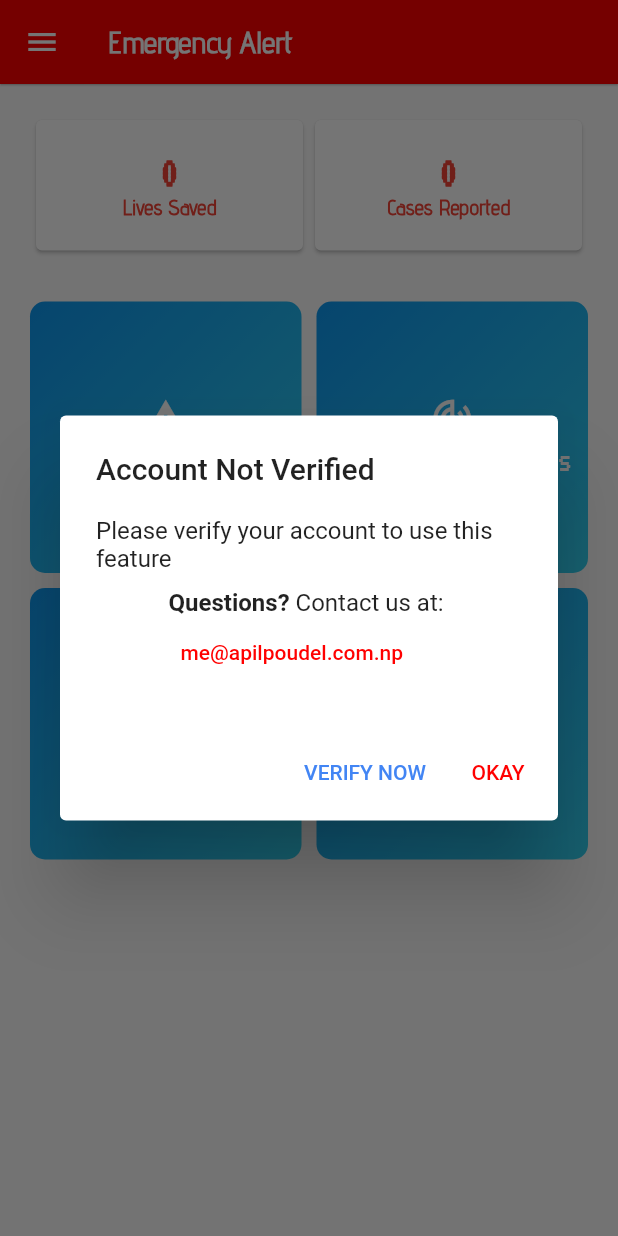
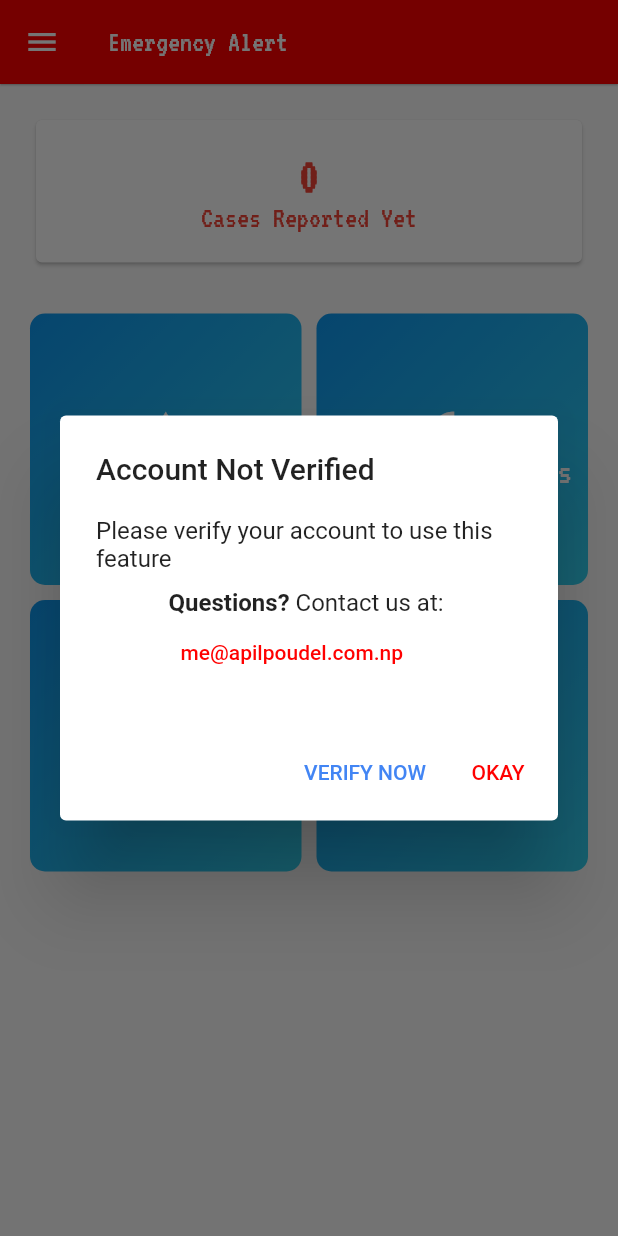
Before and after one commit to apilsamrat/emergencyaccidentalert, a Flutter app: the screen it shows after launch, after a tap on "Login with Facebook", after a tap on "Report a Case", on a phone screen of 412 x 824 dp. Run offline on Flutter 3.47's test engine with Material 2 defaults, Android fonts, the phone set to English and light mode, and no system bars; drawn by our look-alikes of animated_flip_counter; our stand-ins replace cloud_firestore, file_picker, firebase_auth, firebase_core, firebase_storage, location and 1 more; missing offline and left inert: onesignal_flutter; accounts and stored records are empty; network calls fail.

Commit message:
Track Reports Page design created and other minor changes

```diff
--- a/lib/layouts/home.dart
+++ b/lib/layouts/home.dart
@@ -4,9 +4,11 @@ import 'package:emergencyalert/layouts/drawer.dart';
 import 'package:emergencyalert/layouts/profile.dart';
 import 'package:emergencyalert/layouts/report.dart';
 import 'package:emergencyalert/layouts/toaster.dart';
+import 'package:emergencyalert/layouts/track_reports.dart';
 import 'package:emergencyalert/layouts/verify.dart';
 import 'package:emergencyalert/resources/colors.dart';
 import 'package:firebase_auth/firebase_auth.dart';
+import 'package:flutter/cupertino.dart';
 import 'package:flutter/material.dart';
 import 'package:flutter/services.dart';
 import 'package:location/location.dart';
@@ -15,10 +17,9 @@ import 'package:url_launcher/url_launcher_string.dart';
 
 import '../resources/screen_sizes.dart';
 
-bool _isAccountVerified = false;
-bool _isVerificationRequestSent = false;
+bool? _isAccountVerified;
+bool? _isVerificationRequestSent;
 
-int lifeSaved = 0;
 int caseReported = 0;
 
 PermissionStatus _isLocationPermissionGranted = PermissionStatus.denied;
@@ -50,7 +51,7 @@ class _HomePageState extends State<HomePage> {
         context: context,
         builder: (context) => AlertDialog(
               title: const Text("Are you sure?"),
-              content: const Text("Do you want to exit and logout?"),
+              content: const Text("Do you want to exit?"),
               actions: <Widget>[
                 TextButton(
                   child: const Text("No"),
@@ -132,11 +133,6 @@ class _HomePageState extends State<HomePage> {
     FirebaseFirestore.instance.collection("reports").get().then((value) {
       setState(() {
         caseReported = value.docs.length;
-      });
-    });
-    FirebaseFirestore.instance.collection("savedReports").get().then((value) {
-      setState(() {
-        lifeSaved = value.docs.length;
       });
     });
   }
@@ -290,44 +286,18 @@ class _HomePageState extends State<HomePage> {
                                     children: [
                                       AnimatedFlipCounter(
                                           duration: const Duration(seconds: 2),
-                                          value: lifeSaved,
-                                          textStyle: TextStyle(
-                                              fontFamily: "vt323",
-                                              fontSize: 30,
-                                              color: lightRed,
-                                              fontWeight: FontWeight.bold)),
-                                      Text("Lives Saved",
-                                          style: TextStyle(
-                                              fontFamily: "adventPro",
-                                              color: lightRed,
-                                              fontWeight: FontWeight.bold)),
-                                    ]),
-                              ),
-                            ),
-                          ),
-                        ),
-                        Expanded(
-                          flex: 1,
-                          child: SizedBox(
-                            child: Card(
-                              child: Container(
-                                padding: const EdgeInsets.all(20),
-                                child: Column(
-                                    mainAxisAlignment: MainAxisAlignment.center,
-                                    children: [
-                                      AnimatedFlipCounter(
-                                          duration: const Duration(seconds: 2),
                                           value: caseReported,
                                           textStyle: TextStyle(
                                               fontFamily: "vt323",
-                                              fontSize: 30,
+                                              fontSize: 35,
                                               color: lightRed,
                                               fontWeight: FontWeight.bold)),
-                                      Text("Cases Reported",
+                                      Text("Cases Reported Yet",
                                           style: TextStyle(
-                                              fontFamily: "adventPro",
+                                            fontFamily: "vt323",
                                             color: lightRed,
-                                              fontWeight: FontWeight.bold)),
+                                            fontSize: 20,
+                                          )),
                                     ]),
                               ),
                             ),
@@ -338,7 +308,8 @@ class _HomePageState extends State<HomePage> {
                     const SizedBox(
                       height: 30,
                     ),
-                    Expanded(
+                    (_isAccountVerified != null)
+                        ? Expanded(
                             child: Container(
                               alignment: Alignment.topCenter,
                               child: GridView.builder(
@@ -355,25 +326,28 @@ class _HomePageState extends State<HomePage> {
                                     onPressed: () {
                                       switch (index) {
                                         case 0:
-                                    if (_isAccountVerified) {
+                                          if (_isAccountVerified == true) {
                                             Navigator.push(context,
-                                          MaterialPageRoute(builder: (context) {
+                                                MaterialPageRoute(
+                                                    builder: (context) {
                                               return const ReportPage();
                                             }));
-                                    } else if (_isVerificationRequestSent) {
+                                          } else if (_isVerificationRequestSent ==
+                                              true) {
                                             showVerificationInProcessDialog();
                                           } else {
                                             showNotVerifiedDialog();
                                           }
                                           break;
                                         case 1:
-                                    if (_isAccountVerified) {
-                                      AwesomeToaster.showToast(
-                                          context: context,
-                                          msg: "Not Yet Implemented");
-                                      // Navigator.push(context, MaterialPageRoute(
-                                      //     builder: (context) => TrackCasePage()));
-                                    } else if (_isVerificationRequestSent) {
+                                          if (_isAccountVerified == true) {
+                                            Navigator.push(
+                                                context,
+                                                MaterialPageRoute(
+                                                    builder: ((context) =>
+                                                        const TrackReportPage())));
+                                          } else if (_isVerificationRequestSent ==
+                                              true) {
                                             showVerificationInProcessDialog();
                                           } else {
                                             showNotVerifiedDialog();
@@ -411,8 +385,10 @@ class _HomePageState extends State<HomePage> {
                                       ),
                                       child: Column(
                                         mainAxisSize: MainAxisSize.min,
-                                  crossAxisAlignment: CrossAxisAlignment.center,
-                                  mainAxisAlignment: MainAxisAlignment.center,
+                                        crossAxisAlignment:
+                                            CrossAxisAlignment.center,
+                                        mainAxisAlignment:
+                                            MainAxisAlignment.center,
                                         children: [
                                           Icon(
                                             dashboardIcons[index],
@@ -437,7 +413,12 @@ class _HomePageState extends State<HomePage> {
                                 },
                               ),
                             ),
+                          )
+                        : const Expanded(
+                            child: Center(
+                              child: CupertinoActivityIndicator(),
                             ),
+                          )
                   ],
                 ),
               ),
--- a/lib/main.dart
+++ b/lib/main.dart
@@ -31,10 +31,7 @@ Future<void> main() async {
       theme: ThemeData(
           appBarTheme: const AppBarTheme(
               titleTextStyle: TextStyle(
-                  fontFamily: "adventPro",
-                  fontSize: 20,
-                  fontWeight: FontWeight.bold,
-                  color: Colors.white)),
+                  fontFamily: "vt323", fontSize: 20, color: Colors.white)),
           colorScheme: ColorScheme(
               brightness: brightness,
               primary: darkRed,
```
Also changed, not shown: lib/layouts/report.dart (+43 -53 lines), lib/layouts/track_reports.dart (added, +319 -0 lines), lib/logics/reportlogic.dart (+1 -26 lines). Lines whose indentation alone changed are shown as unchanged.
